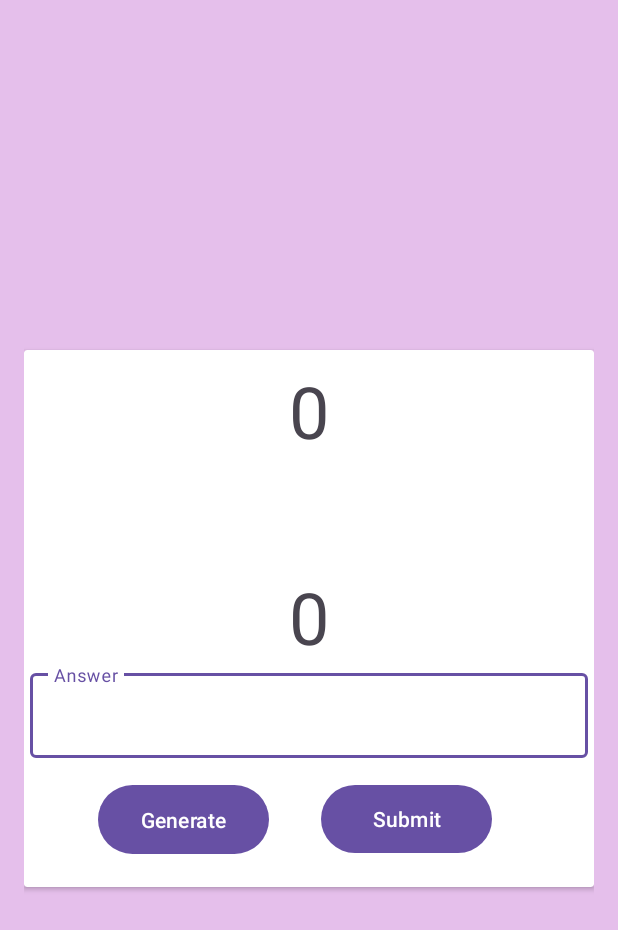
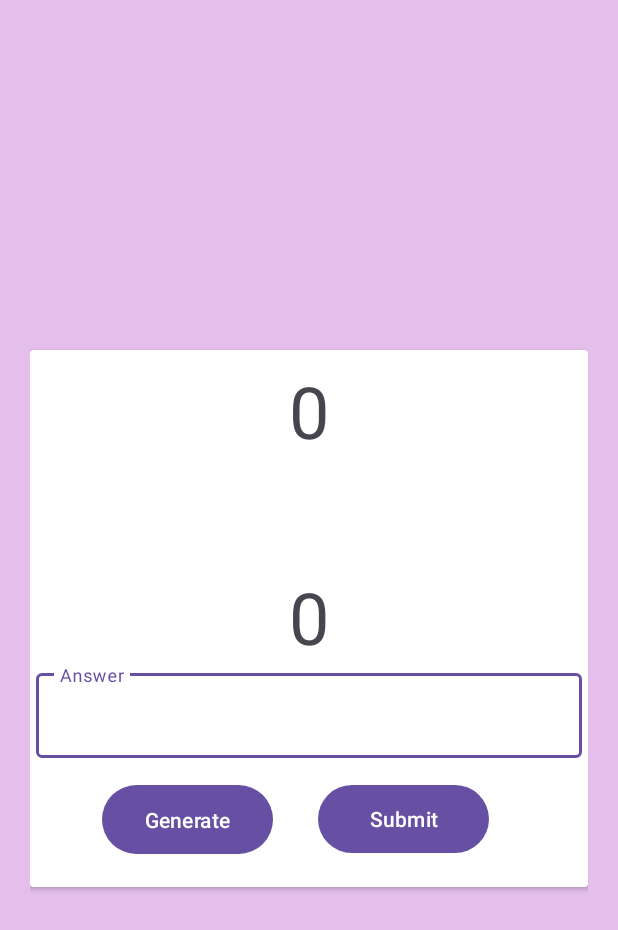
Before and after one commit to nirbhay221/CAS-CS-501--Flash-Card-Application, an Android app: the MainActivity2 screen opened directly, with no data from a screen before it, on a phone screen of 412 x 824 dp. Shown: the top 930 px of the screen. Run offline under Robolectric (Android 15) with nearby library versions, the phone set to English and light mode, and no system bars.

Commit message:
scroll view

```diff
--- a/app/src/main/res/layout/activity_main2.xml
+++ b/app/src/main/res/layout/activity_main2.xml
@@ -1,11 +1,15 @@
 <?xml version="1.0" encoding="utf-8"?>
-<androidx.constraintlayout.widget.ConstraintLayout xmlns:android="http://schemas.android.com/apk/res/android"
-    xmlns:app="http://schemas.android.com/apk/res-auto"
+<ScrollView
+    xmlns:android="http://schemas.android.com/apk/res/android"
+    android:layout_width="match_parent"
+    android:layout_height="match_parent"
+    android:fillViewport="true">
+<androidx.constraintlayout.widget.ConstraintLayout xmlns:app="http://schemas.android.com/apk/res-auto"
     xmlns:tools="http://schemas.android.com/tools"
     android:layout_width="match_parent"
-    android:layout_height="match_parent"
+    android:layout_height="wrap_content"
     android:background="#E5BFEB"
-    android:padding="16dp">
+    android:padding="20dp">
 
     <androidx.cardview.widget.CardView
         android:layout_width="match_parent"
@@ -102,5 +106,5 @@
 
     </androidx.cardview.widget.CardView>
 
-
 </androidx.constraintlayout.widget.ConstraintLayout>
+</ScrollView>
```
